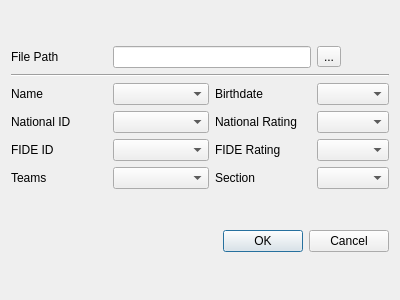
SunWithIssues/ChessFerret, file src/forms/addgroupdialog.ui: the form before one commit.
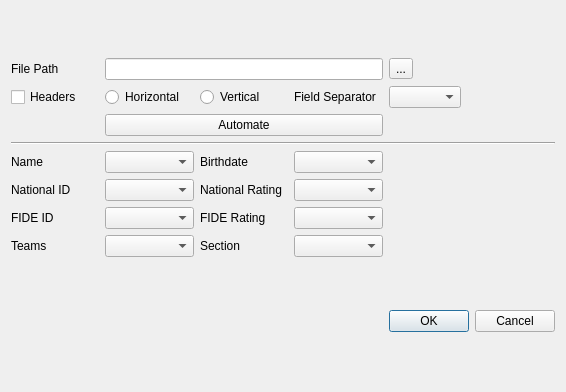
The form after the commit.

Commit message: addgroupdialog.ui pre autoButton elements setup

Patch:
```diff
--- a/src/forms/addgroupdialog.ui
+++ b/src/forms/addgroupdialog.ui
@@ -6,8 +6,8 @@
    <rect>
     <x>0</x>
     <y>0</y>
-    <width>400</width>
-    <height>300</height>
+    <width>566</width>
+    <height>392</height>
    </rect>
   </property>
   <property name="windowTitle">
@@ -25,12 +25,30 @@
     </widget>
    </item>
    <item row="0" column="0">
-    <layout class="QGridLayout" name="gridLayout">
-     <item row="5" column="1">
-      <widget class="QComboBox" name="teamsComboBox"/>
+    <layout class="QGridLayout" name="gridLayout" columnstretch="0,0,0,0,0,0" columnminimumwidth="0,0,0,0,0,0">
+     <item row="6" column="2">
+      <widget class="QLabel" name="fideRtgLabel">
+       <property name="text">
+        <string>FIDE Rating</string>
+       </property>
+      </widget>
      </item>
-     <item row="2" column="3">
-      <widget class="QComboBox" name="birthDateComboBox"/>
+     <item row="1" column="1">
+      <widget class="QRadioButton" name="hRadioButton">
+       <property name="text">
+        <string>Horizontal</string>
+       </property>
+      </widget>
+     </item>
+     <item row="7" column="3">
+      <widget class="QComboBox" name="sectionComboBox"/>
+     </item>
+     <item row="5" column="2">
+      <widget class="QLabel" name="natRtgLabel">
+       <property name="text">
+        <string>National Rating</string>
+       </property>
+      </widget>
      </item>
      <item row="0" column="0">
       <widget class="QLabel" name="label_9">
@@ -39,84 +57,108 @@
        </property>
       </widget>
      </item>
-     <item row="4" column="2">
-      <widget class="QLabel" name="label_4">
+     <item row="7" column="1">
+      <widget class="QComboBox" name="teamsComboBox"/>
+     </item>
+     <item row="1" column="0">
+      <widget class="QCheckBox" name="headersCheckBox">
        <property name="text">
-        <string>FIDE Rating</string>
+        <string>Headers</string>
        </property>
       </widget>
      </item>
-     <item row="5" column="0">
-      <widget class="QLabel" name="label_8">
-       <property name="text">
-        <string>Teams</string>
+     <item row="4" column="1">
+      <widget class="QComboBox" name="nameComboBox"/>
+     </item>
+     <item row="3" column="0" colspan="6">
+      <widget class="Line" name="line">
+       <property name="orientation">
+        <enum>Qt::Orientation::Horizontal</enum>
        </property>
       </widget>
      </item>
+     <item row="6" column="1">
+      <widget class="QComboBox" name="fideIdComboBox"/>
+     </item>
+     <item row="0" column="1" colspan="3">
+      <widget class="QLineEdit" name="filePathEdit"/>
+     </item>
      <item row="4" column="0">
-      <widget class="QLabel" name="label_6">
-       <property name="text">
-        <string>FIDE ID</string>
-       </property>
-      </widget>
-     </item>
-     <item row="2" column="0">
-      <widget class="QLabel" name="label">
+      <widget class="QLabel" name="nameLabel">
        <property name="text">
         <string>Name</string>
        </property>
       </widget>
      </item>
-     <item row="3" column="0">
-      <widget class="QLabel" name="label_3">
+     <item row="5" column="0">
+      <widget class="QLabel" name="natIdLabel">
        <property name="text">
         <string>National ID</string>
        </property>
       </widget>
      </item>
-     <item row="5" column="3">
-      <widget class="QComboBox" name="sectionComboBox"/>
-     </item>
-     <item row="2" column="2">
-      <widget class="QLabel" name="label_2">
+     <item row="4" column="2">
+      <widget class="QLabel" name="birthDateLabel">
        <property name="text">
         <string>Birthdate</string>
        </property>
       </widget>
      </item>
-     <item row="2" column="1">
-      <widget class="QComboBox" name="nameComboBox"/>
+     <item row="6" column="0">
+      <widget class="QLabel" name="fideIdLabel">
+       <property name="text">
+        <string>FIDE ID</string>
+       </property>
+      </widget>
      </item>
-     <item row="3" column="1">
+     <item row="2" column="1" colspan="3">
+      <widget class="QPushButton" name="autoButton">
+       <property name="text">
+        <string>Automate</string>
+       </property>
+      </widget>
+     </item>
+     <item row="1" column="2">
+      <widget class="QRadioButton" name="vRadioButton">
+       <property name="text">
+        <string>Vertical</string>
+       </property>
+      </widget>
+     </item>
+     <item row="7" column="2">
+      <widget class="QLabel" name="sectionLabel">
+       <property name="text">
+        <string>Section</string>
+       </property>
+      </widget>
+     </item>
+     <item row="5" column="1">
       <widget class="QComboBox" name="natIdComboBox"/>
      </item>
-     <item row="3" column="2">
-      <widget class="QLabel" name="label_5">
+     <item row="1" column="3">
+      <widget class="QLabel" name="fieldSepLabel">
        <property name="text">
-        <string>National Rating</string>
+        <string>Field Separator</string>
        </property>
       </widget>
      </item>
-     <item row="4" column="3">
+     <item row="7" column="0">
+      <widget class="QLabel" name="teamsLabel">
+       <property name="text">
+        <string>Teams</string>
+       </property>
+      </widget>
+     </item>
+     <item row="6" column="3">
       <widget class="QComboBox" name="fideRtgComboBox"/>
      </item>
-     <item row="0" column="1" colspan="2">
-      <widget class="QLineEdit" name="filePathEdit"/>
-     </item>
-     <item row="5" column="2">
-      <widget class="QLabel" name="label_7">
-       <property name="text">
-        <string>Section</string>
-       </property>
-      </widget>
-     </item>
-     <item row="3" column="3">
+     <item row="5" column="3">
       <widget class="QComboBox" name="natRtgComboBox"/>
      </item>
-     <item row="4" column="1">
-      <widget class="QComboBox" name="fideIdComboBox"/>
+     <item row="4" column="3">
+      <widget class="QComboBox" name="birthDateComboBox"/>
      </item>
-     <item row="0" column="3">
+     <item row="0" column="4">
       <widget class="QToolButton" name="toolButton">
        <property name="text">
         <string>...</string>
@@ -126,12 +168,8 @@
        </property>
       </widget>
      </item>
-     <item row="1" column="0" colspan="4">
-      <widget class="Line" name="line">
-       <property name="orientation">
-        <enum>Qt::Orientation::Horizontal</enum>
-       </property>
-      </widget>
+     <item row="1" column="4">
+      <widget class="QComboBox" name="fieldSepComboBox"/>
      </item>
     </layout>
    </item>
```
Left out of the diff: 2 changed lines with no effect on the pictures. The commit also changes 2 other files.
